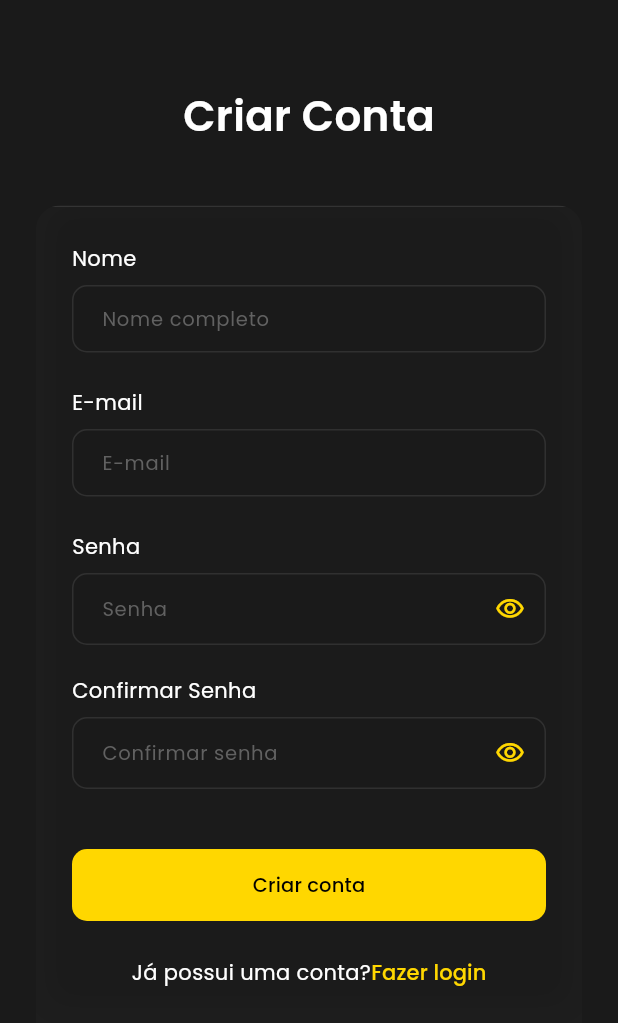
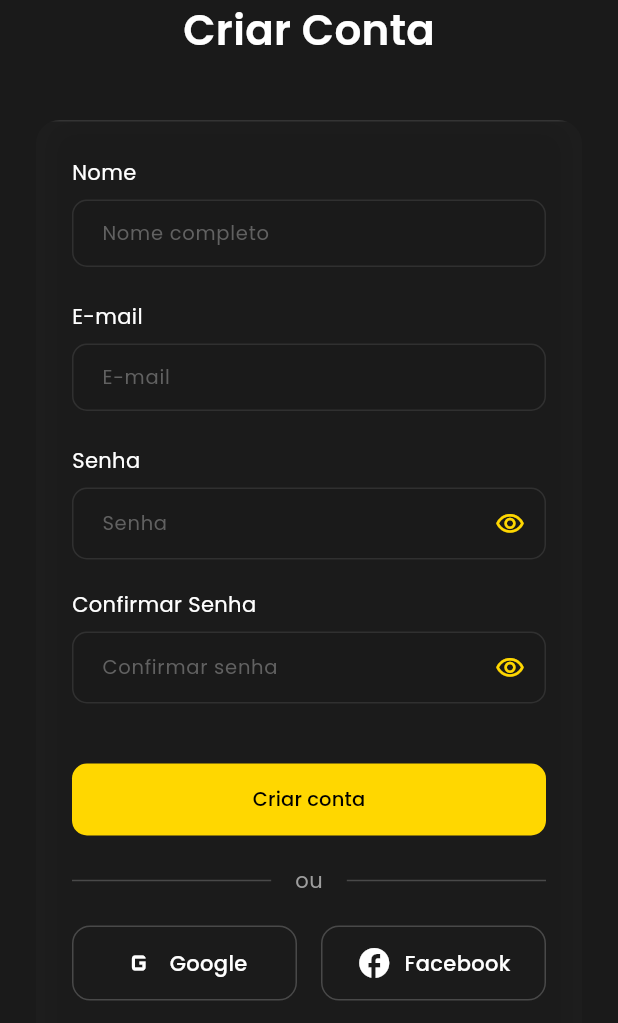
Before and after one commit to godironbull/SemScan, a Flutter app: the RegisterScreen screen opened directly, on a phone screen of 412 x 824 dp, the part 213-1236 px from its top. Run offline on Flutter 3.47's test engine with Material 3 defaults, Android fonts, the phone set to English and light mode, and no system bars; our stand-ins replace flutter_svg, google_fonts, image_picker; missing offline and left inert: shared_preferences.dart; accounts and stored records are empty; network calls fail.

Commit message:
Criando funcionalidade - front-end
Funcionalidade implementadas:

#2:
- O sistema deve permitir o cadastro do escritor com nome, e-mail e senha.
- O sistema deve oferecer a opção de cadastro via redes sociais

```diff
--- a/Front-end/SemScanFrontEnd/lib/screens/register_screen.dart
+++ b/Front-end/SemScanFrontEnd/lib/screens/register_screen.dart
@@ -115,6 +115,43 @@ class _RegisterScreenState extends State<RegisterScreen> {
                                     HapticFeedback.lightImpact();
                                   },
                                 ),
+                                const SizedBox(height: AppConstants.gapLarge),
+                                Row(
+                                  children: [
+                                    Expanded(child: Divider(color: Colors.white.withOpacity(0.2))),
+                                    Padding(
+                                      padding: const EdgeInsets.symmetric(horizontal: 16),
+                                      child: Text(
+                                        'ou',
+                                        style: GoogleFonts.poppins(
+                                          color: AppColors.textGrey,
+                                          fontSize: 14,
+                                        ),
+                                      ),
+                                    ),
+                                    Expanded(child: Divider(color: Colors.white.withOpacity(0.2))),
+                                  ],
+                                ),
+                                const SizedBox(height: AppConstants.gapLarge),
+                                Row(
+                                  children: [
+                                    Expanded(
+                                      child: _SocialButton(
+                                        icon: 'assets/images/google_logo.png', // You might need to add this asset or use an Icon
+                                        label: 'Google',
+                                        onTap: () {},
+                                      ),
+                                    ),
+                                    const SizedBox(width: 16),
+                                    Expanded(
+                                      child: _SocialButton(
+                                        icon: 'assets/images/facebook_logo.png', // You might need to add this asset or use an Icon
+                                        label: 'Facebook',
+                                        onTap: () {},
+                                      ),
+                                    ),
+                                  ],
+                                ),
                                 SizedBox(height: AppConstants.gapXL),
                                 Row(
                                   mainAxisAlignment: MainAxisAlignment.center,
@@ -155,3 +192,50 @@ class _RegisterScreenState extends State<RegisterScreen> {
     );
   }
 }
+
+class _SocialButton extends StatelessWidget {
+  final String icon;
+  final String label;
+  final VoidCallback onTap;
+
+  const _SocialButton({
+    required this.icon,
+    required this.label,
+    required this.onTap,
+  });
+
+  @override
+  Widget build(BuildContext context) {
+    return InkWell(
+      onTap: onTap,
+      borderRadius: BorderRadius.circular(12),
+      child: Container(
+        padding: const EdgeInsets.symmetric(vertical: 12),
+        decoration: BoxDecoration(
+          border: Border.all(color: Colors.white.withOpacity(0.2)),
+          borderRadius: BorderRadius.circular(12),
+        ),
+        child: Row(
+          mainAxisAlignment: MainAxisAlignment.center,
+          children: [
+            // Since we might not have the assets, let's use Icons for now as placeholders if assets fail,
+            // but the user asked for social login. I'll use Icons to be safe and avoid broken images.
+            Icon(
+              label == 'Google' ? Icons.g_mobiledata : Icons.facebook,
+              color: AppColors.textWhite,
+              size: 24,
+            ),
+            const SizedBox(width: 8),
+            Text(
+              label,
+              style: GoogleFonts.poppins(
+                color: AppColors.textWhite,
+                fontWeight: FontWeight.w500,
+              ),
+            ),
+          ],
+        ),
+      ),
+    );
+  }
+}
--- a/Front-end/SemScanFrontEnd/lib/screens/settings_screen.dart
+++ b/Front-end/SemScanFrontEnd/lib/screens/settings_screen.dart
@@ -6,6 +6,9 @@ import 'settings/edit_profile_screen.dart';
 import 'settings/change_password_screen.dart';
 import 'settings/terms_of_use_screen.dart';
 import 'settings/privacy_policy_screen.dart';
+import 'package:provider/provider.dart';
+import '../providers/user_provider.dart';
+import 'home_screen.dart';
 
 class SettingsScreen extends StatefulWidget {
   const SettingsScreen({super.key});
@@ -144,7 +147,11 @@ class _SettingsScreenState extends State<SettingsScreen> {
                   width: double.infinity,
                   child: TextButton(
                     onPressed: () {
-                      // Handle logout
+                      context.read<UserProvider>().logout();
+                      Navigator.of(context).pushAndRemoveUntil(
+                        MaterialPageRoute(builder: (context) => const HomeScreen()),
+                        (route) => false,
+                      );
                     },
                     style: TextButton.styleFrom(
                       padding: const EdgeInsets.symmetric(vertical: 16),
```
